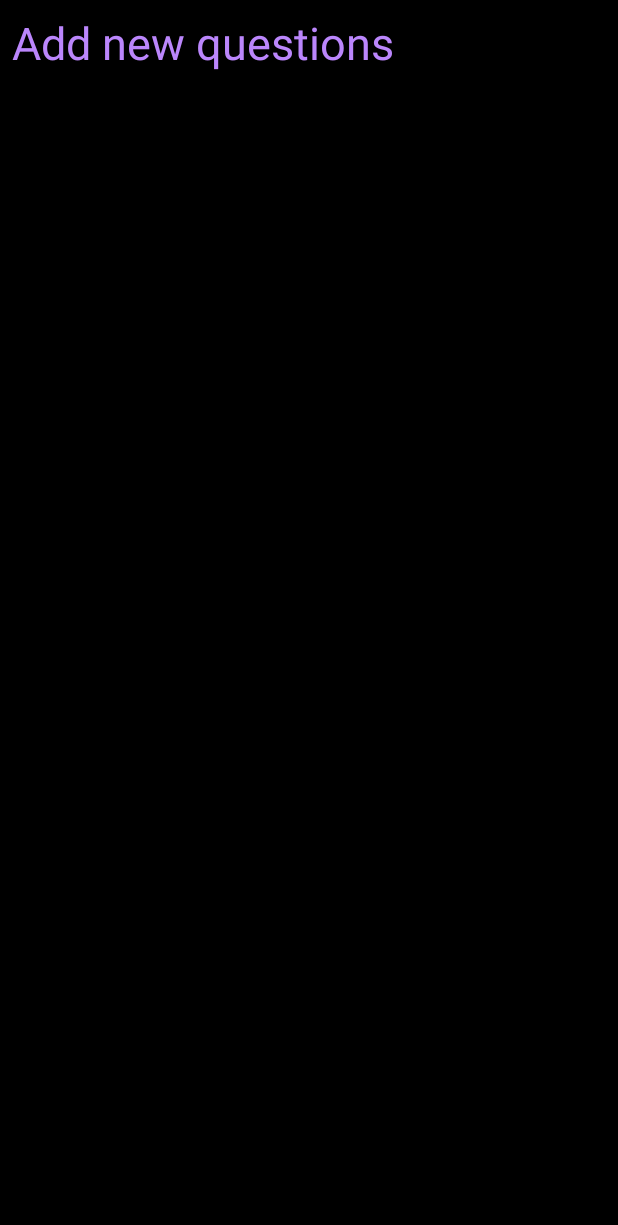
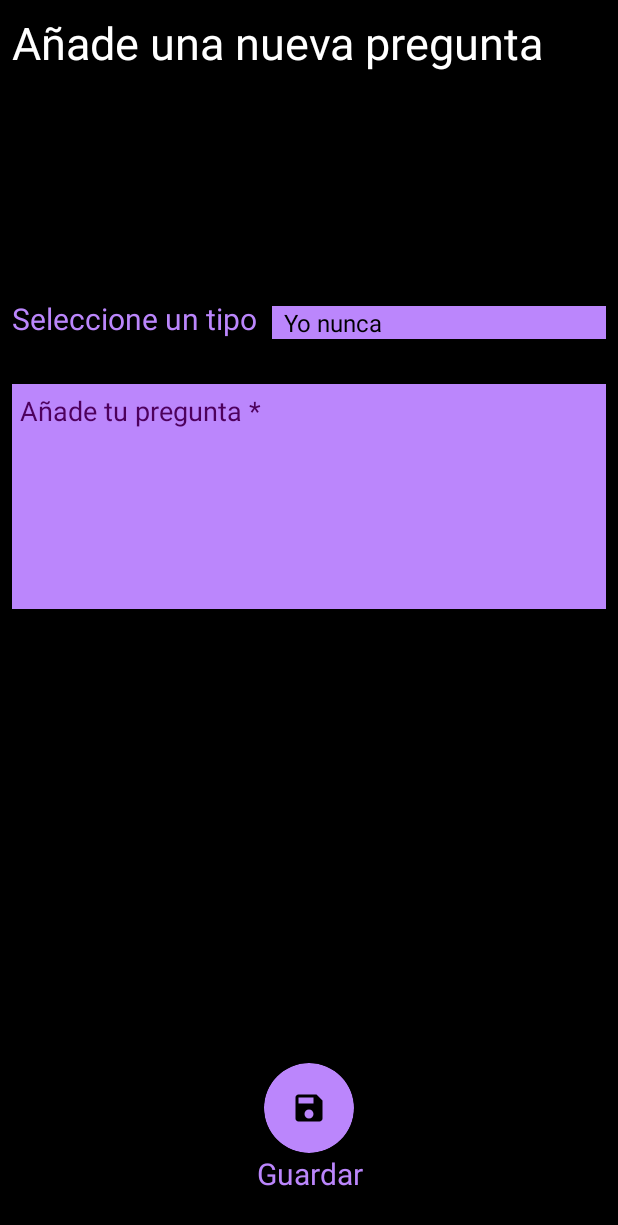
Before and after one commit to ajloinformatico/party-lojo-game, an Android app: the AddQuestionFragment screen opened through its navigation route, on a phone screen of 412 x 824 dp. Shown: the top 1225 px of the screen. Run offline under Robolectric (Android 15) with nearby library versions, the phone set to English and light mode, and no system bars; our stand-ins replace Dagger/Hilt's generated code; network calls fail; 1 statement that could not run was skipped.

Commit message:
[FEATURE-4] Add Question Fragment - [x] Screen Errors manager - [x] Fragment viewModel and states implemented with all the funtionallity. - [x] InfoLojoSnackBarMaker Custom builder for custom snackbars (used to show errors and success messages) - [x] AsksBOExtensions.kt and AskBOTypeExtensions.kt with checkers utils methods - [x] StringToTypeBO Mapper - [] TODO implement repository add question method in viewModel.

```diff
--- a/app/app/src/main/java/com/example/party_lojo_game/ui/fragments/AddQuestionFragment.kt
+++ b/app/app/src/main/java/com/example/party_lojo_game/ui/fragments/AddQuestionFragment.kt
@@ -1,16 +1,23 @@
 package com.example.party_lojo_game.ui.fragments
 
+import android.content.res.ColorStateList
 import android.os.Bundle
 import android.view.LayoutInflater
 import android.view.View
 import android.view.ViewGroup
+import android.widget.ArrayAdapter
+import android.widget.TextView
+import androidx.core.content.ContextCompat
 import androidx.fragment.app.Fragment
 import androidx.fragment.app.viewModels
 import com.example.party_lojo_game.R
 import com.example.party_lojo_game.databinding.FragmentAddQuestionBinding
 import com.example.party_lojo_game.ui.viewmodel.AddQuestionViewModel
+import com.example.party_lojo_game.ui.vo.AddNewAsKErrorsType
 import com.example.party_lojo_game.ui.vo.AddNewAskState
 import com.example.party_lojo_game.utils.gone
+import com.example.party_lojo_game.utils.messages.InfoLojoSnackBarMaker
+import com.example.party_lojo_game.utils.messages.InfoLojoToastLength
 import com.example.party_lojo_game.utils.messages.InfoLojoToastMaker
 import com.example.party_lojo_game.utils.show
 import dagger.hilt.android.AndroidEntryPoint
@@ -41,15 +48,32 @@ class AddQuestionFragment : Fragment() {
     }
 
     private fun initViews() {
-        binding?.title?.setOnClickListener {
-            InfoLojoToastMaker.createSimpleToast(
+        binding?.apply {
+            initTypeSpinner()
+            errorScreen.goBackBtn.setOnClickListener {
+                requireActivity().onBackPressed()
+            }
+            saveBtn.setOnClickListener {
+                viewModel.saveBtnClick(
+                    content = editText.text.toString(),
+                    type = typeMultiChoiceSpinner.selectedItem.toString(),
+                    resources = resources
+                )
+            }
+        }
+    }
+
+    /** Prepare spinner by setting adapter */
+    private fun initTypeSpinner() {
+        val typeMultiChoiceSpinnerAdapter: ArrayAdapter<CharSequence> =
+            ArrayAdapter.createFromResource(
                 requireContext(),
-                resources.getString(R.string.add_new_questions),
-            )
-        }
-        binding?.errorScreen?.goBackBtn?.setOnClickListener {
-            requireActivity().onBackPressed()
-        }
+                R.array.type_question_array,
+                R.layout.spinner_typed_array_item
+            ).apply {
+                setDropDownViewResource(R.layout.spinner_typed_array_drop_down_item)
+            }
+        binding?.typeMultiChoiceSpinner?.adapter = typeMultiChoiceSpinnerAdapter
     }
 
     private fun initViewModel() {
@@ -57,7 +81,16 @@ class AddQuestionFragment : Fragment() {
             when (state) {
                 is AddNewAskState.Loading -> showLoading()
                 is AddNewAskState.Render -> render()
-                is AddNewAskState.Error -> showError()
+                is AddNewAskState.Error -> manageError(state.type)
+                is AddNewAskState.AddedToDatabase -> {
+                    binding?.root?.let { view ->
+                        InfoLojoSnackBarMaker.showSuccess(
+                            context = requireContext(),
+                            view = view,
+                            text = state.message
+                        )
+                    }
+                }
             }
         }
         viewModel.init()
@@ -79,7 +112,22 @@ class AddQuestionFragment : Fragment() {
         }
     }
 
-    private fun showError() {
+    private fun manageError(errorType: AddNewAsKErrorsType) {
+        when (errorType) {
+            AddNewAsKErrorsType.UNKNOWN -> loadErrorScreen()
+            else -> {
+                binding?.root?.let { view ->
+                    InfoLojoSnackBarMaker.showError(
+                        view = view,
+                        context = requireContext(),
+                        text = errorType.value
+                    )
+                }
+            }
+        }
+    }
+
+    private fun loadErrorScreen() {
         binding?.apply {
             loading.root.gone()
             content.gone()
--- /dev/null
+++ b/app/app/src/main/java/com/example/party_lojo_game/utils/extensions/AsksBOExtensions.kt
@@ -0,0 +1,6 @@
+package com.example.party_lojo_game.utils.extensions
+
+import com.example.party_lojo_game.data.AsksBO
+
+// TODO ADD VERDAD O RETO IN THE FUTURE
+fun AsksBO.checkInputs() = text.checkAskContent() && type.checkType()
--- /dev/null
+++ b/app/app/src/main/java/com/example/party_lojo_game/utils/extensions/StringExtensions.kt
@@ -0,0 +1,4 @@
+package com.example.party_lojo_game.utils.extensions
+
+/** Used to check content of asks */
+fun String?.checkAskContent(): Boolean = this.orEmpty().isNotBlank()
--- /dev/null
+++ b/app/app/src/main/res/drawable/baseline_save_24.xml
@@ -0,0 +1,5 @@
+<vector android:height="24dp" android:tint="#000000"
+    android:viewportHeight="24" android:viewportWidth="24"
+    android:width="24dp" xmlns:android="http://schemas.android.com/apk/res/android">
+    <path android:fillColor="@android:color/white" android:pathData="M17,3L5,3c-1.11,0 -2,0.9 -2,2v14c0,1.1 0.89,2 2,2h14c1.1,0 2,-0.9 2,-2L21,7l-4,-4zM12,19c-1.66,0 -3,-1.34 -3,-3s1.34,-3 3,-3 3,1.34 3,3 -1.34,3 -3,3zM15,9L5,9L5,5h10v4z"/>
+</vector>
--- a/app/app/src/main/res/layout/fragment_add_question.xml
+++ b/app/app/src/main/res/layout/fragment_add_question.xml
@@ -15,13 +15,80 @@
 
         <TextView
             android:id="@+id/title"
+            style="@style/titleText.center"
             android:layout_width="match_parent"
             android:layout_height="wrap_content"
+            android:gravity="start"
             android:text="@string/add_new_questions"
-            android:textColor="@color/primary_slow_purple"
             android:textSize="@dimen/sp30"
             app:layout_constraintTop_toTopOf="parent" />
 
+        <TextView
+            android:id="@+id/typeLabel"
+            style="@style/InputTextLabel"
+            android:layout_width="wrap_content"
+            android:layout_height="wrap_content"
+            android:layout_marginTop="@dimen/dp150"
+            android:text="@string/select_type_of_question"
+            app:layout_constraintStart_toStartOf="parent"
+            app:layout_constraintTop_toBottomOf="@id/title" />
+
+        <Spinner
+            android:id="@+id/typeMultiChoiceSpinner"
+            android:layout_width="0dp"
+            android:layout_height="22dp"
+            android:layout_marginStart="@dimen/dp10"
+            android:layout_marginTop="5dp"
+            android:background="@color/primary_slow_purple"
+            android:gravity="center"
+            android:paddingBottom="2dp"
+            app:layout_constraintBottom_toBottomOf="@id/typeLabel"
+            app:layout_constraintEnd_toEndOf="parent"
+            app:layout_constraintStart_toEndOf="@id/typeLabel"
+            app:layout_constraintTop_toTopOf="@id/typeLabel" />
+
+        <EditText
+            android:id="@+id/edit_text"
+            style="@style/inputText"
+            android:layout_width="match_parent"
+            android:layout_height="wrap_content"
+            android:layout_marginTop="@dimen/dp30"
+            android:autofillHints="name"
+            android:gravity="top"
+            android:hint="@string/add_your_question"
+            android:inputType="text|textMultiLine"
+            android:minHeight="@dimen/dp150"
+            app:layout_constraintTop_toBottomOf="@id/typeMultiChoiceSpinner" />
+
+
+        <androidx.cardview.widget.CardView
+            android:id="@+id/saveBtn"
+            android:layout_width="@dimen/dp60"
+            android:layout_height="@dimen/dp60"
+            android:layout_marginTop="@dimen/dp40"
+            android:backgroundTint="@color/primary_slow_purple"
+            android:foreground="?android:attr/selectableItemBackgroundBorderless"
+            app:cardCornerRadius="@dimen/dp40"
+            app:layout_constraintBottom_toTopOf="@id/saveBtnLabel"
+            app:layout_constraintEnd_toEndOf="parent"
+            app:layout_constraintStart_toStartOf="parent">
+
+            <ImageView
+                android:layout_width="wrap_content"
+                android:layout_height="wrap_content"
+                android:layout_gravity="center"
+                android:contentDescription="@null"
+                android:src="@drawable/baseline_save_24" />
+        </androidx.cardview.widget.CardView>
+
+        <TextView
+            android:id="@+id/saveBtnLabel"
+            style="@style/normalText.center"
+            android:layout_width="match_parent"
+            android:layout_height="wrap_content"
+            android:layout_marginBottom="@dimen/dp20"
+            android:text="@string/save_question"
+            app:layout_constraintBottom_toBottomOf="parent" />
     </androidx.constraintlayout.widget.ConstraintLayout>
 
     <include
--- /dev/null
+++ b/app/app/src/main/res/layout/spinner_typed_array_item.xml
@@ -0,0 +1,10 @@
+<?xml version="1.0" encoding="utf-8"?>
+<TextView xmlns:android="http://schemas.android.com/apk/res/android"
+    android:singleLine="true"
+    style="?android:attr/spinnerItemStyle"
+    android:layout_width="match_parent"
+    android:layout_height="wrap_content"
+    android:backgroundTint="@color/primary_slow_purple"
+    android:textColor="@color/black"
+    android:ellipsize="marquee"
+    android:textAlignment="inherit"/>
--- a/app/app/src/main/res/values/colors.xml
+++ b/app/app/src/main/res/values/colors.xml
@@ -6,6 +6,8 @@
     <color name="teal_700">#FF018786</color>
     <color name="black">#FF000000</color>
     <color name="white">#FFFFFFFF</color>
+    <color name="green">#00FF0A</color>
+    <color name="red">#FF0000</color>
     <color name="primary_black">#000000</color>
     <color name="primary_navy">#150050</color>
     <color name="primary_hard_purple">#3F0071</color>
@@ -13,5 +15,6 @@
     <color name="primary_slow_purple">#FFBB86FC</color>
     <color name="black_transparent">#8FBB86FC</color>
     <color name="black_real_trasparent">#B5252525</color>
+    <color name="hint">#4D005C</color>
     <color name="transparent">#00000000</color>
 </resources>
--- a/app/app/src/main/res/values/dimens.xml
+++ b/app/app/src/main/res/values/dimens.xml
@@ -9,6 +9,7 @@
     <dimen name="dp10">10dp</dimen>
     <dimen name="dp20">20dp</dimen>
     <dimen name="dp30">30dp</dimen>
+    <dimen name="dp40">40dp</dimen>
     <dimen name="dp56">56dp</dimen>
     <dimen name="dp200">200dp</dimen>
     <dimen name="dp220">220dp</dimen>
--- a/app/app/src/main/res/values/strings.xml
+++ b/app/app/src/main/res/values/strings.xml
@@ -36,15 +36,15 @@
     <string name="bebe_quien_label_title">Bebe quien …</string>
     <string name="yo_nunca_label_title">Yo nunca …</string>
     <string name="title_error">Error</string>
-    <string name="go_back">go back</string>
-    <string name="something_was_wrong">SomeThing was wrong</string>
+    <string name="go_back">volver a atrás</string>
+    <string name="something_was_wrong">Algo ha ido mal</string>
     <string name="empty">""</string>
     <!-- endregion onPlayFragment -->
 
     <!-- region menu -->
-    <string name="add_new_questions">Add new questions</string>
-    <string name="add_your_own_images">Add your own images</string>
-    <string name="edit_your_questions">Edit your questions</string>
+    <string name="add_new_questions">Añade una nueva pregunta</string>
+    <string name="add_your_own_images">Añade tus propias imágenes</string>
+    <string name="edit_your_questions">Edita tus preguntas</string>
     <string name="input_player_name">Introduce el nombre de tu personaje</string>
     <string name="c_antos_jugadores_sois">¿Cúantos jugadores sois?</string>
     <string name="_1">1</string>
@@ -59,5 +59,16 @@
     <string name="_6">6</string>
     <string name="_7">7</string>
     <string name="_8">8</string>
+    <string name="select_type_of_question">Seleccione un tipo</string>
+    <string name="select_a_type">Seleccione un tipo *</string>
+    <string name="add_your_question">Añade tu pregunta *</string>
+    <string name="save_question">Guardar</string>
     <!-- endregion menu -->
+
+    <!-- region addQuestion -->
+    <string-array name="type_question_array">
+        <item>@string/yo_nunca</item>
+        <item>@string/bebe_quien</item>
+    </string-array>
+    <!-- endregion addQuestion -->
 </resources>
--- a/app/app/src/main/res/values/themes.xml
+++ b/app/app/src/main/res/values/themes.xml
@@ -68,7 +68,13 @@
         <item name="android:padding">@dimen/dp5</item>
         <item name="android:scrollHorizontally">true</item>
         <item name="android:textColor">@color/black</item>
-        <item name="android:textColorHint">@color/black_real_trasparent</item>
+        <item name="android:textColorHint">@color/hint</item>
+    </style>
+
+    <style name="inputText.notSelectable" parent="inputText">
+        <item name="android:textIsSelectable">false</item>
+        <item name="android:focusable">false</item>
+
     </style>
 
     <style name="inputText.bold" parent="inputText">
```
Also changed, not shown: app/app/src/main/java/com/example/party_lojo_game/data/mappers/StringToAskTypeBO.kt (added, +12 -0 lines), app/app/src/main/java/com/example/party_lojo_game/ui/viewmodel/AddQuestionViewModel.kt (+47 -0 lines), app/app/src/main/java/com/example/party_lojo_game/ui/vo/AddNewAskState.kt (+20 -1 lines), app/app/src/main/java/com/example/party_lojo_game/utils/extensions/AskTypeBOExtensions.kt (added, +9 -0 lines), app/app/src/main/java/com/example/party_lojo_game/utils/messages/InfoLojoSnackBarMaker.kt (added, +68 -0 lines), app/app/src/main/res/layout/spinner_typed_array_drop_down_item.xml (added, +10 -0 lines).
